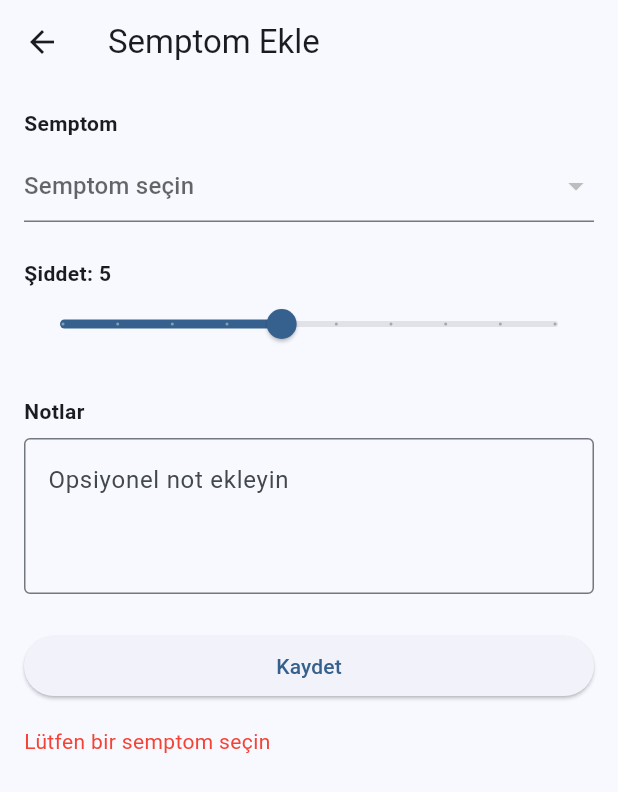
After one commit to YusufGn219/hastalik_takip, a Flutter app: the SymptomScreen screen opened by its route, after a tap on "Kaydet", on a phone screen of 412 x 824 dp. The commit adds this screen. Shown: the top 792 px of the screen. Run offline on Flutter 3.47's test engine with Material 3 defaults, Android fonts, the phone set to English and light mode, and no system bars; our stand-ins replace dio, flutter_secure_storage; accounts and stored records are empty; network calls fail.

Commit message:
semptom takip ekranı, apisi ve backend tarafı eklendi

```diff
--- /dev/null
+++ b/mobile/lib/features/health/screens/symptom_screen.dart
@@ -0,0 +1,156 @@
+import 'package:flutter/material.dart';
+import 'package:dio/dio.dart';
+import '../../../core/storage/token_storage.dart';
+
+class SymptomScreen extends StatefulWidget {
+  const SymptomScreen({super.key});
+
+  @override
+  State<SymptomScreen> createState() => _SymptomScreenState();
+}
+
+class _SymptomScreenState extends State<SymptomScreen> {
+  final TextEditingController _notesController = TextEditingController();
+
+  List<dynamic> _symptoms = [];
+  int? _selectedSymptomId;
+  double _severity = 5;
+  bool _isLoading = false;
+  String _message = '';
+
+  @override
+  void initState() {
+    super.initState();
+    _loadSymptoms();
+  }
+
+  Future<void> _loadSymptoms() async {
+    try {
+      final token = await TokenStorage.getAccessToken();
+      final dio = Dio();
+      final response = await dio.get(
+        'http://192.168.1.103:8000/api/v1/health/symptoms/',
+        options: Options(
+          headers: {'Authorization': 'Bearer $token'},
+        ),
+      );
+      setState(() {
+        _symptoms = response.data;
+      });
+    } catch (e) {
+      setState(() {
+        _message = 'Semptomlar yüklenemedi';
+      });
+    }
+  }
+
+  Future<void> _submitEntry() async {
+    if (_selectedSymptomId == null) {
+      setState(() => _message = 'Lütfen bir semptom seçin');
+      return;
+    }
+
+    setState(() => _isLoading = true);
+
+    try {
+      final token = await TokenStorage.getAccessToken();
+      final dio = Dio();
+      await dio.post(
+        'http://192.168.1.103:8000/api/v1/health/symptom-entries/',
+        data: {
+          'symptom': _selectedSymptomId,
+          'severity': _severity.round(),
+          'timestamp': DateTime.now().toIso8601String(),
+          'notes': _notesController.text,
+        },
+        options: Options(
+          headers: {'Authorization': 'Bearer $token'},
+        ),
+      );
+      setState(() {
+        _message = 'Semptom kaydedildi';
+        _selectedSymptomId = null;
+        _severity = 5;
+        _notesController.clear();
+      });
+    } catch (e) {
+      setState(() => _message = 'Kayıt oluşturulamadı');
+    } finally {
+      setState(() => _isLoading = false);
+    }
+  }
+
+  @override
+  Widget build(BuildContext context) {
+    return Scaffold(
+      appBar: AppBar(title: const Text('Semptom Ekle')),
+      body: Padding(
+        padding: const EdgeInsets.all(16),
+        child: Column(
+          crossAxisAlignment: CrossAxisAlignment.start,
+          children: [
+            const Text('Semptom', style: TextStyle(fontWeight: FontWeight.bold)),
+            const SizedBox(height: 8),
+            DropdownButtonFormField<int>(
+              value: _selectedSymptomId,
+              hint: const Text('Semptom seçin'),
+              items: _symptoms.map((s) {
+                return DropdownMenuItem<int>(
+                  value: s['id'] as int,
+                  child: Text(s['name']),
+                );
+              }).toList(),
+              onChanged: (val) => setState(() => _selectedSymptomId = val),
+            ),
+            const SizedBox(height: 24),
+            Text(
+              'Şiddet: ${_severity.round()}',
+              style: const TextStyle(fontWeight: FontWeight.bold),
+            ),
+            Slider(
+              value: _severity,
+              min: 1,
+              max: 10,
+              divisions: 9,
+              label: _severity.round().toString(),
+              onChanged: (val) => setState(() => _severity = val),
+            ),
+            const SizedBox(height: 24),
+            const Text('Notlar', style: TextStyle(fontWeight: FontWeight.bold)),
+            const SizedBox(height: 8),
+            TextField(
+              controller: _notesController,
+              decoration: const InputDecoration(
+                hintText: 'Opsiyonel not ekleyin',
+                border: OutlineInputBorder(),
+              ),
+              maxLines: 3,
+            ),
+            const SizedBox(height: 24),
+            SizedBox(
+              width: double.infinity,
+              child: ElevatedButton(
+                onPressed: _isLoading ? null : _submitEntry,
+                child: _isLoading
+                    ? const CircularProgressIndicator()
+                    : const Text('Kaydet'),
+              ),
+            ),
+            if (_message.isNotEmpty)
+              Padding(
+                padding: const EdgeInsets.only(top: 16),
+                child: Text(
+                  _message,
+                  style: TextStyle(
+                    color: _message.contains('kaydedildi')
+                        ? Colors.green
+                        : Colors.red,
+                  ),
+                ),
+              ),
+          ],
+        ),
+      ),
+    );
+  }
+}
--- a/mobile/lib/main.dart
+++ b/mobile/lib/main.dart
@@ -2,6 +2,7 @@ import 'package:flutter/material.dart';
 import 'features/auth/screens/login_screen.dart';
 import 'features/auth/screens/register_screen.dart';
 import 'features/health/screens/daily_log_screen.dart';
+import 'features/health/screens/symptom_screen.dart';
 
 void main() {
   runApp(const MyApp());
@@ -24,6 +25,7 @@ class MyApp extends StatelessWidget {
         '/login': (context) => const LoginScreen(),
         '/register': (context) => const RegisterScreen(),
         '/home': (context) => const DailyLogScreen(),
+        '/symptoms': (context) => const SymptomScreen(),
       },
     );
   }
```
Also changed, not shown: apps/health/fixtures/initial_symptoms.json (added, +10 -0 lines), mobile/lib/core/network/api_client.dart (+7 -4 lines), mobile/lib/features/health/screens/daily_log_screen.dart (+9 -1 lines), 4 other files.
